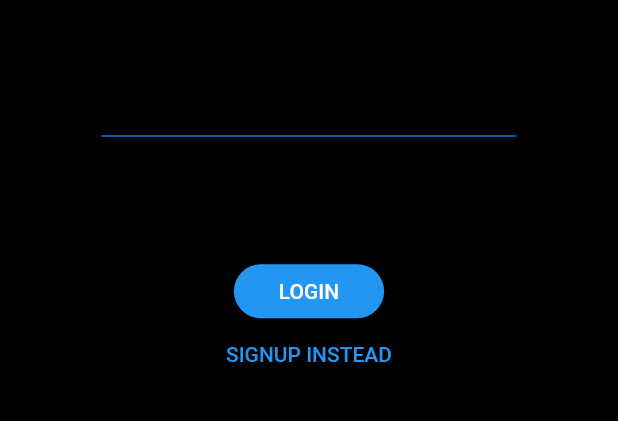
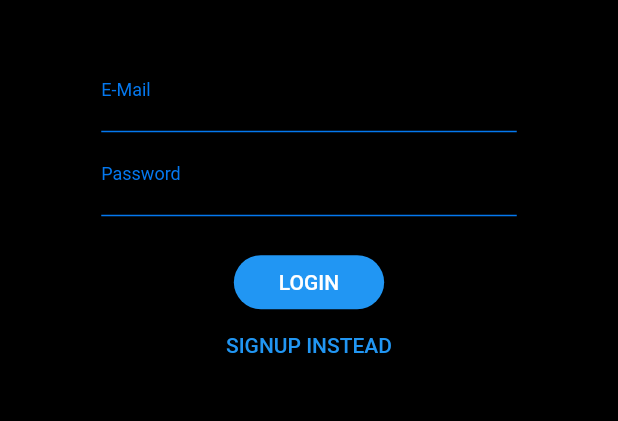
Before and after one commit to nunofhfontes/trader-factory-mobile, a Flutter app: the screen it shows after launch, on a phone screen of 412 x 824 dp, the part 458-879 px from its top. Run offline on Flutter 3.47's test engine with Material 2 defaults, Android fonts, the phone set to English and light mode, and no system bars; drawn by our look-alikes of bordered_text.

Commit message:
auth borders and text style

```diff
--- a/lib/screens/auth_screen.dart
+++ b/lib/screens/auth_screen.dart
@@ -131,21 +131,20 @@ class _AuthCardState extends State<AuthCard> {
                 TextFormField(
                   decoration: InputDecoration(
                     labelText: 'E-Mail',
-                    focusColor: Colors.pink,
-                    fillColor: Colors.green,
+                    labelStyle: TextStyle(
+                        color: Color(0xff0478ef),
+                        fontSize: 12
+                    ),
                     enabled: true,
-
                     enabledBorder: UnderlineInputBorder(
-                      borderSide: BorderSide(color: Color(0xff0478ef)),
+                      borderSide: BorderSide(
+                        color: Color(0xff0478ef)
+                      ),
                     ),
                     //icon: Icon(Icons.mail),
                   ),
                   style: TextStyle(
                     color: Color(0xff0478ef), // blue 0xff0478ef
-                    backgroundColor: Colors.black,
-                    //textBaseline:
-                    decorationColor: Colors.tealAccent,//Font color change
-                    //backgroundColor: Color(0XFFFFCC00),//TextFormField title background color change
                   ),
                   keyboardType: TextInputType.emailAddress,
                   validator: (value) {
@@ -160,7 +159,18 @@ class _AuthCardState extends State<AuthCard> {
                   },
                 ),
                 TextFormField(
-                  decoration: InputDecoration(labelText: 'Password'),
+                  decoration: InputDecoration(
+                    labelText: 'Password',
+                    labelStyle: TextStyle(
+                      color: Color(0xff0478ef),
+                      fontSize: 12
+                    ),
+                    enabledBorder: UnderlineInputBorder(
+                      borderSide: BorderSide(
+                          color: Color(0xff0478ef)
+                      ),
+                    ),
+                  ),
                   obscureText: true,
                   controller: _passwordController,
                   validator: (value) {
```
